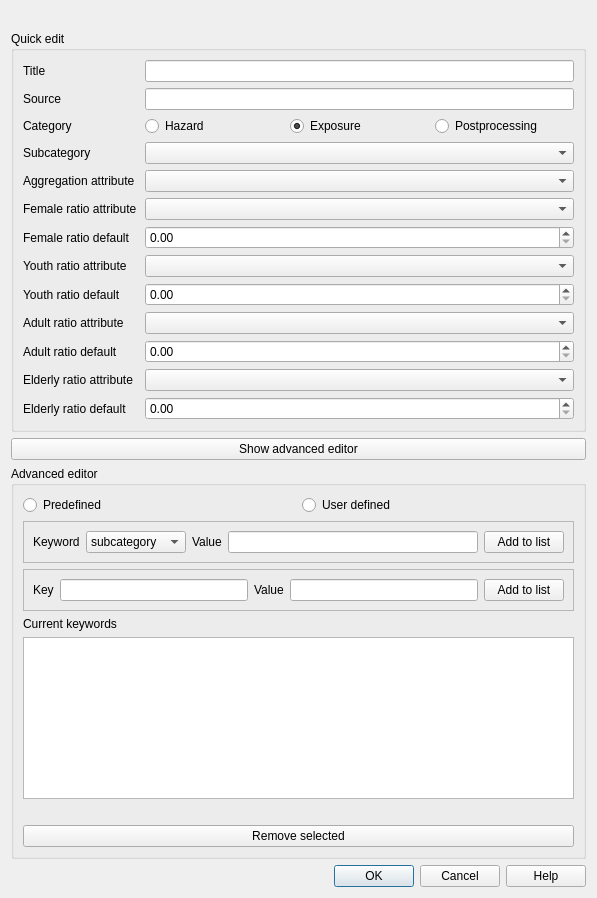
inasafe/inasafe, file safe_qgis/ui/keywords_dialog_base.ui: the form before one commit.
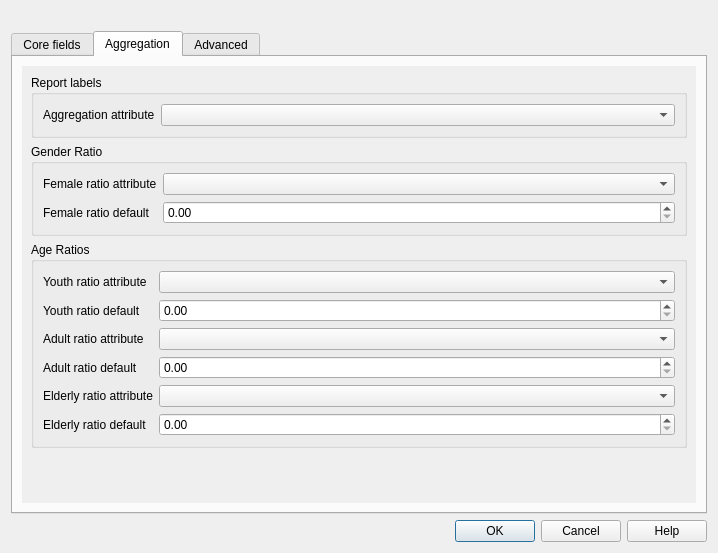
The form after the commit. Icons and pictures are not drawn.

Commit message: [Needs Documentation Update] Arrange keywords editor widgets into tabs.

```diff
--- a/safe_qgis/ui/keywords_dialog_base.ui
+++ b/safe_qgis/ui/keywords_dialog_base.ui
@@ -6,8 +6,8 @@
    <rect>
     <x>0</x>
     <y>0</y>
-    <width>597</width>
-    <height>898</height>
+    <width>718</width>
+    <height>553</height>
    </rect>
   </property>
   <property name="sizePolicy">
@@ -23,8 +23,8 @@
    <iconset>
     <normaloff>:/plugins/inasafe/icon.png</normaloff>:/plugins/inasafe/icon.png</iconset>
   </property>
-  <layout class="QVBoxLayout" name="verticalLayout">
-   <item>
+  <layout class="QGridLayout" name="gridLayout">
+   <item row="0" column="0">
     <widget class="QLabel" name="lblLayerName">
      <property name="sizePolicy">
       <sizepolicy hsizetype="Preferred" vsizetype="Fixed">
@@ -46,29 +46,168 @@
      </property>
     </widget>
    </item>
+   <item row="1" column="0">
+    <widget class="QTabWidget" name="tab_widget">
+     <property name="currentIndex">
+      <number>1</number>
+     </property>
+     <widget class="QWidget" name="core_fields_tab">
+      <attribute name="title">
+       <string>Core fields</string>
+      </attribute>
+      <layout class="QFormLayout" name="formLayout">
+       <item row="0" column="0">
+        <widget class="QLabel" name="lblTitle">
+         <property name="text">
+          <string>Title</string>
+         </property>
+         <property name="buddy">
+          <cstring>leTitle</cstring>
+         </property>
+        </widget>
+       </item>
+       <item row="0" column="1">
+        <widget class="QLineEdit" name="leTitle"/>
+       </item>
+       <item row="1" column="0">
+        <widget class="QLabel" name="lblCategory">
+         <property name="text">
+          <string>Category</string>
+         </property>
+         <property name="buddy">
+          <cstring>radHazard</cstring>
+         </property>
+        </widget>
+       </item>
+       <item row="1" column="1">
+        <layout class="QHBoxLayout" name="horizontalLayout_3">
    <item>
-    <widget class="QGroupBox" name="grpSimple">
-     <property name="sizePolicy">
-      <sizepolicy hsizetype="Preferred" vsizetype="Fixed">
-       <horstretch>0</horstretch>
-       <verstretch>0</verstretch>
-      </sizepolicy>
-     </property>
-     <property name="title">
-      <string>Quick edit</string>
-     </property>
-     <layout class="QGridLayout" name="gridLayout_2">
-      <item row="13" column="2">
-       <widget class="QComboBox" name="cboElderlyRatioAttribute"/>
-      </item>
-      <item row="2" column="2">
+          <widget class="QRadioButton" name="radHazard">
+           <property name="toolTip">
+            <string>A hazard is a situation that poses a level of threat to life, health, property, or environment. (Wikipedia)</string>
+           </property>
+           <property name="text">
+            <string>Hazard</string>
+           </property>
+          </widget>
+         </item>
+         <item>
+          <widget class="QRadioButton" name="radExposure">
+           <property name="toolTip">
+            <string>Where people and property are situated.</string>
+           </property>
+           <property name="text">
+            <string>Exposure</string>
+           </property>
+           <property name="checked">
+            <bool>true</bool>
+           </property>
+          </widget>
+         </item>
+         <item>
+          <widget class="QRadioButton" name="radPostprocessing">
+           <property name="text">
+            <string>Postprocessing</string>
+           </property>
+          </widget>
+         </item>
+        </layout>
+       </item>
+       <item row="2" column="0">
+        <widget class="QLabel" name="lblSubcategory">
+         <property name="text">
+          <string>Subcategory</string>
+         </property>
+         <property name="buddy">
+          <cstring>cboSubcategory</cstring>
+         </property>
+        </widget>
+       </item>
+       <item row="2" column="1">
+        <widget class="QComboBox" name="cboSubcategory">
+         <property name="toolTip">
+          <string>A subcategory represents the type of hazard.</string>
+         </property>
+        </widget>
+       </item>
+       <item row="3" column="0">
+        <widget class="QLabel" name="lblSource">
+         <property name="text">
+          <string>&amp;Source</string>
+         </property>
+         <property name="buddy">
+          <cstring>leSource</cstring>
+         </property>
+        </widget>
+       </item>
+       <item row="3" column="1">
        <widget class="QLineEdit" name="leSource">
         <property name="dragEnabled">
          <bool>true</bool>
         </property>
        </widget>
       </item>
-      <item row="6" column="0" colspan="2">
+       <item row="4" column="0">
+        <spacer name="verticalSpacer_2">
+         <property name="orientation">
+          <enum>Qt::Vertical</enum>
+         </property>
+         <property name="sizeHint" stdset="0">
+          <size>
+           <width>20</width>
+           <height>40</height>
+          </size>
+         </property>
+        </spacer>
+       </item>
+       <item row="4" column="1">
+        <spacer name="verticalSpacer">
+         <property name="orientation">
+          <enum>Qt::Vertical</enum>
+         </property>
+         <property name="sizeHint" stdset="0">
+          <size>
+           <width>583</width>
+           <height>40</height>
+          </size>
+         </property>
+        </spacer>
+       </item>
+      </layout>
+     </widget>
+     <widget class="QWidget" name="aggregation_tab">
+      <attribute name="title">
+       <string>Aggregation</string>
+      </attribute>
+      <layout class="QGridLayout" name="gridLayout_3">
+       <item row="0" column="0">
+        <widget class="QScrollArea" name="scrollArea_2">
+         <property name="frameShape">
+          <enum>QFrame::NoFrame</enum>
+         </property>
+         <property name="lineWidth">
+          <number>0</number>
+         </property>
+         <property name="widgetResizable">
+          <bool>true</bool>
+         </property>
+         <widget class="QWidget" name="scrollAreaWidgetContents_2">
+          <property name="geometry">
+           <rect>
+            <x>0</x>
+            <y>0</y>
+            <width>678</width>
+            <height>428</height>
+           </rect>
+          </property>
+          <layout class="QVBoxLayout" name="verticalLayout">
+           <item>
+            <widget class="QGroupBox" name="groupBox_3">
+             <property name="title">
+              <string>Report labels</string>
+             </property>
+             <layout class="QFormLayout" name="formLayout_4">
+              <item row="0" column="0">
        <widget class="QLabel" name="lblAggregationAttribute">
         <property name="enabled">
          <bool>true</bool>
@@ -76,50 +215,47 @@
         <property name="text">
          <string>Aggregation attribute</string>
         </property>
-       </widget>
-      </item>
-      <item row="6" column="2">
+                <property name="buddy">
+                 <cstring>cboAggregationAttribute</cstring>
+                </property>
+               </widget>
+              </item>
+              <item row="0" column="1">
        <widget class="QComboBox" name="cboAggregationAttribute"/>
       </item>
-      <item row="5" column="2">
-       <widget class="QComboBox" name="cboSubcategory">
-        <property name="toolTip">
-         <string>A subcategory represents the type of hazard.</string>
-        </property>
-       </widget>
-      </item>
-      <item row="7" column="0" colspan="2">
+             </layout>
+            </widget>
+           </item>
+           <item>
+            <widget class="QGroupBox" name="groupBox_2">
+             <property name="title">
+              <string>Gender Ratio</string>
+             </property>
+             <layout class="QFormLayout" name="formLayout_3">
+              <item row="0" column="0">
        <widget class="QLabel" name="lblFemaleRatioAttribute">
         <property name="text">
          <string>Female ratio attribute</string>
         </property>
-       </widget>
-      </item>
-      <item row="5" column="0">
-       <widget class="QLabel" name="lblSubcategory">
-        <property name="text">
-         <string>Subcategory</string>
-        </property>
         <property name="buddy">
          <cstring>cboSubcategory</cstring>
         </property>
        </widget>
       </item>
-      <item row="8" column="0">
+              <item row="0" column="1">
+               <widget class="QComboBox" name="cboFemaleRatioAttribute"/>
+              </item>
+              <item row="1" column="0">
        <widget class="QLabel" name="lblFemaleRatioDefault">
         <property name="text">
          <string>Female ratio default</string>
         </property>
-       </widget>
-      </item>
-      <item row="2" column="0">
-       <widget class="QLabel" name="lblSource">
-        <property name="text">
-         <string>Source</string>
+                <property name="buddy">
+                 <cstring>dsbFemaleRatioDefault</cstring>
         </property>
        </widget>
       </item>
-      <item row="8" column="2">
+              <item row="1" column="1">
        <widget class="QDoubleSpinBox" name="dsbFemaleRatioDefault">
         <property name="accelerated">
          <bool>true</bool>
@@ -135,74 +271,39 @@
         </property>
        </widget>
       </item>
-      <item row="7" column="2">
-       <widget class="QComboBox" name="cboFemaleRatioAttribute"/>
-      </item>
-      <item row="4" column="2">
-       <layout class="QHBoxLayout" name="horizontalLayout_3">
-        <item>
-         <widget class="QRadioButton" name="radHazard">
-          <property name="toolTip">
-           <string>A hazard is a situation that poses a level of threat to life, health, property, or environment. (Wikipedia)</string>
-          </property>
-          <property name="text">
-           <string>Hazard</string>
-          </property>
-         </widget>
-        </item>
-        <item>
-         <widget class="QRadioButton" name="radExposure">
-          <property name="toolTip">
-           <string>Where people and property are situated.</string>
-          </property>
-          <property name="text">
-           <string>Exposure</string>
-          </property>
-          <property name="checked">
-           <bool>true</bool>
-          </property>
-         </widget>
-        </item>
-        <item>
-         <widget class="QRadioButton" name="radPostprocessing">
-          <property name="text">
-           <string>Postprocessing</string>
-          </property>
-         </widget>
-        </item>
-       </layout>
-      </item>
-      <item row="1" column="0">
-       <widget class="QLabel" name="lblTitle">
-        <property name="text">
-         <string>Title</string>
-        </property>
-       </widget>
-      </item>
-      <item row="4" column="0">
-       <widget class="QLabel" name="lblCategory">
+             </layout>
+            </widget>
+           </item>
+           <item>
+            <widget class="QGroupBox" name="groupBox">
+             <property name="title">
+              <string>Age Ratios</string>
+             </property>
+             <layout class="QFormLayout" name="formLayout_2">
+              <item row="0" column="0">
+               <widget class="QLabel" name="lblYouthRatioAttribute">
         <property name="text">
-         <string>Category</string>
-        </property>
-       </widget>
-      </item>
-      <item row="1" column="2">
-       <widget class="QLineEdit" name="leTitle"/>
-      </item>
-      <item row="12" column="2">
-       <widget class="QDoubleSpinBox" name="dsbAdultRatioDefault">
-        <property name="maximum">
-         <double>1.000000000000000</double>
-        </property>
-        <property name="singleStep">
-         <double>0.010000000000000</double>
-        </property>
-       </widget>
-      </item>
-      <item row="9" column="2">
+                 <string>Youth ratio attribute</string>
+                </property>
+                <property name="buddy">
+                 <cstring>cboYouthRatioAttribute</cstring>
+                </property>
+               </widget>
+              </item>
+              <item row="0" column="1">
        <widget class="QComboBox" name="cboYouthRatioAttribute"/>
       </item>
-      <item row="10" column="2">
+              <item row="1" column="0">
+               <widget class="QLabel" name="lblYouthRatioDefault">
+                <property name="text">
+                 <string>Youth ratio default</string>
+                </property>
+                <property name="buddy">
+                 <cstring>dsbYouthRatioDefault</cstring>
+                </property>
+               </widget>
+              </item>
+              <item row="1" column="1">
        <widget class="QDoubleSpinBox" name="dsbYouthRatioDefault">
         <property name="maximum">
          <double>1.000000000000000</double>
@@ -212,86 +313,99 @@
         </property>
        </widget>
       </item>
-      <item row="11" column="2">
+              <item row="2" column="0">
+               <widget class="QLabel" name="lblAdultRatioAttribute">
+                <property name="text">
+                 <string>Adult ratio attribute</string>
+                </property>
+                <property name="buddy">
+                 <cstring>cboAdultRatioAttribute</cstring>
+                </property>
+               </widget>
+              </item>
+              <item row="2" column="1">
        <widget class="QComboBox" name="cboAdultRatioAttribute"/>
       </item>
-      <item row="14" column="2">
-       <widget class="QDoubleSpinBox" name="dsbElderlyRatioDefault">
-        <property name="maximum">
-         <double>1.000000000000000</double>
-        </property>
-        <property name="singleStep">
-         <double>0.010000000000000</double>
-        </property>
-       </widget>
-      </item>
-      <item row="14" column="0">
-       <widget class="QLabel" name="lblElderlyRatioDefault">
-        <property name="text">
-         <string>Elderly ratio default</string>
-        </property>
-       </widget>
-      </item>
-      <item row="13" column="0">
-       <widget class="QLabel" name="lblElderlyRatioAttribute">
-        <property name="text">
-         <string>Elderly ratio attribute</string>
-        </property>
-       </widget>
-      </item>
-      <item row="12" column="0">
+              <item row="3" column="0">
        <widget class="QLabel" name="lblAdultRatioDefault">
         <property name="text">
          <string>Adult ratio default</string>
         </property>
-       </widget>
-      </item>
-      <item row="11" column="0">
-       <widget class="QLabel" name="lblAdultRatioAttribute">
-        <property name="text">
-         <string>Adult ratio attribute</string>
-        </property>
-       </widget>
-      </item>
-      <item row="10" column="0">
-       <widget class="QLabel" name="lblYouthRatioDefault">
+                <property name="buddy">
+                 <cstring>dsbAdultRatioDefault</cstring>
+                </property>
+               </widget>
+              </item>
+              <item row="3" column="1">
+               <widget class="QDoubleSpinBox" name="dsbAdultRatioDefault">
+                <property name="maximum">
+                 <double>1.000000000000000</double>
+                </property>
+                <property name="singleStep">
+                 <double>0.010000000000000</double>
+                </property>
+               </widget>
+              </item>
+              <item row="4" column="0">
+               <widget class="QLabel" name="lblElderlyRatioAttribute">
         <property name="text">
-         <string>Youth ratio default</string>
-        </property>
-       </widget>
-      </item>
-      <item row="9" column="0">
-       <widget class="QLabel" name="lblYouthRatioAttribute">
+                 <string>Elderly ratio attribute</string>
+                </property>
+                <property name="buddy">
+                 <cstring>cboElderlyRatioAttribute</cstring>
+                </property>
+               </widget>
+              </item>
+              <item row="4" column="1">
+               <widget class="QComboBox" name="cboElderlyRatioAttribute"/>
+              </item>
+              <item row="5" column="0">
+               <widget class="QLabel" name="lblElderlyRatioDefault">
         <property name="text">
-         <string>Youth ratio attribute</string>
-        </property>
-       </widget>
-      </item>
+                 <string>Elderly ratio default</string>
+                </property>
+                <property name="buddy">
+                 <cstring>dsbElderlyRatioDefault</cstring>
+                </property>
+               </widget>
+              </item>
+              <item row="5" column="1">
+               <widget class="QDoubleSpinBox" name="dsbElderlyRatioDefault">
+                <property name="maximum">
+                 <double>1.000000000000000</double>
+                </property>
+                <property name="singleStep">
+                 <double>0.010000000000000</double>
+                </property>
+               </widget>
+              </item>
      </layout>
     </widget>
    </item>
    <item>
-    <widget class="QPushButton" name="pbnAdvanced">
-     <property name="text">
-      <string>Show advanced editor</string>
-     </property>
-     <property name="checkable">
-      <bool>true</bool>
-     </property>
-    </widget>
-   </item>
-   <item>
-    <widget class="QGroupBox" name="grpAdvanced">
-     <property name="sizePolicy">
-      <sizepolicy hsizetype="Preferred" vsizetype="Expanding">
-       <horstretch>0</horstretch>
-       <verstretch>0</verstretch>
-      </sizepolicy>
-     </property>
-     <property name="title">
-      <string>Advanced editor</string>
-     </property>
-     <layout class="QGridLayout" name="gridLayout">
+            <spacer name="verticalSpacer_3">
+             <property name="orientation">
+              <enum>Qt::Vertical</enum>
+             </property>
+             <property name="sizeHint" stdset="0">
+              <size>
+               <width>20</width>
+               <height>40</height>
+              </size>
+             </property>
+            </spacer>
+           </item>
+          </layout>
+         </widget>
+        </widget>
+       </item>
+      </layout>
+     </widget>
+     <widget class="QWidget" name="advanced_tab">
+      <attribute name="title">
+       <string>Advanced</string>
+      </attribute>
+      <layout class="QGridLayout" name="gridLayout_4">
       <item row="0" column="0">
        <layout class="QHBoxLayout" name="horizontalLayout_4">
         <item>
@@ -439,22 +553,6 @@
        </widget>
       </item>
       <item row="5" column="0">
-       <widget class="QLabel" name="lblMessage">
-        <property name="styleSheet">
-         <string notr="true">color: red;</string>
-        </property>
-        <property name="text">
-         <string/>
-        </property>
-        <property name="textFormat">
-         <enum>Qt::RichText</enum>
-        </property>
-        <property name="wordWrap">
-         <bool>true</bool>
-        </property>
-       </widget>
-      </item>
-      <item row="6" column="0">
        <widget class="QPushButton" name="pbnRemove">
         <property name="text">
          <string>Remove selected</string>
@@ -463,8 +561,9 @@
       </item>
      </layout>
     </widget>
+    </widget>
    </item>
-   <item>
+   <item row="2" column="0">
     <widget class="QDialogButtonBox" name="buttonBox">
      <property name="sizePolicy">
       <sizepolicy hsizetype="Expanding" vsizetype="Fixed">
```
Left out of the diff: 75 changed lines with no effect on the pictures. Lines whose indentation alone changed are shown as unchanged. The commit also changes 2 other files.
